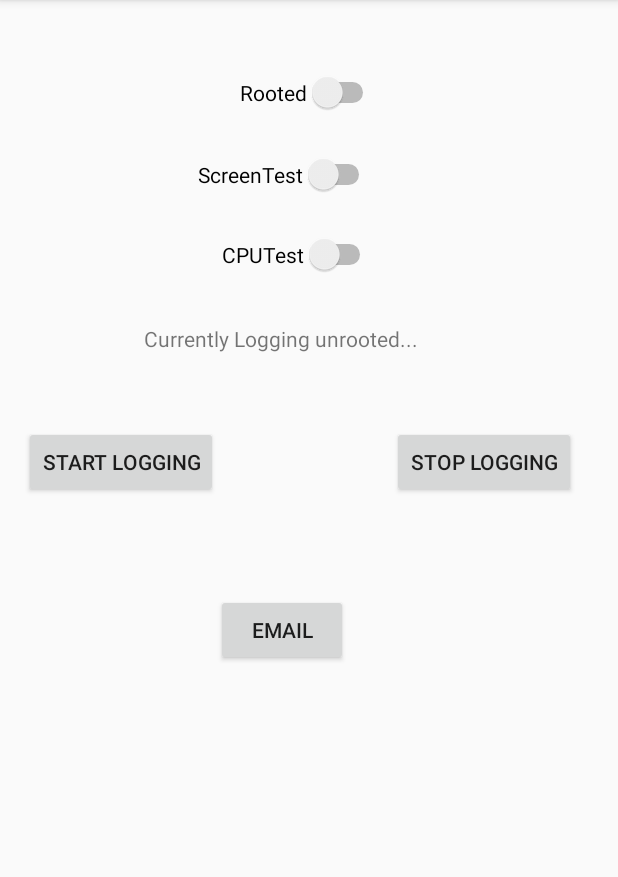
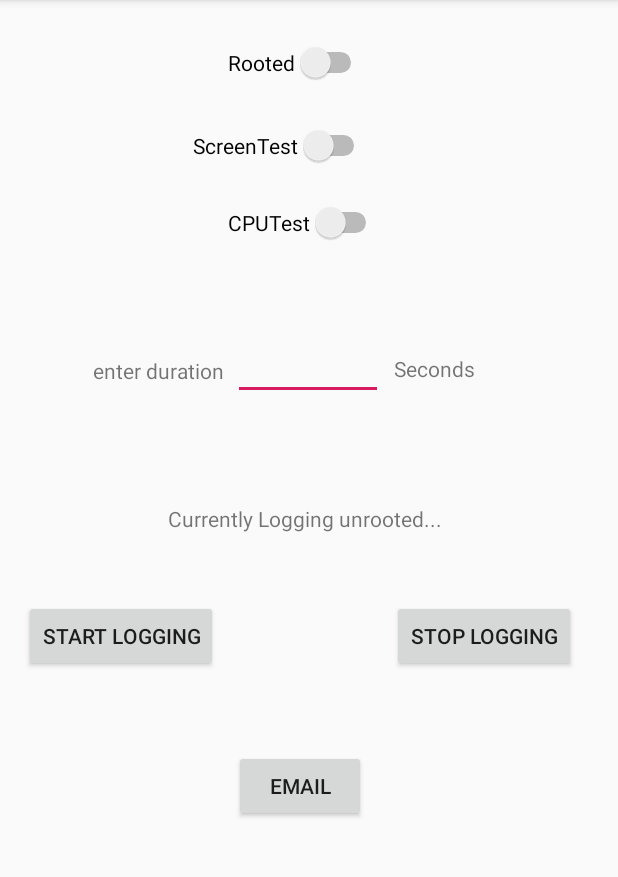
Before and after one commit to Joebreda/androidDataCollection, an Android app: the screen it shows after launch (MainActivity), after a tap on "START LOGGING", on a phone screen of 412 x 824 dp, the part 84-961 px from its top. Run offline under Robolectric (Android 15) with nearby library versions, the phone set to English and light mode, and no system bars; 1 statement that could not run was skipped.

```diff
--- a/app/src/main/java/com/example/deployment/MainActivity.java
+++ b/app/src/main/java/com/example/deployment/MainActivity.java
@@ -19,40 +19,38 @@ import android.os.Bundle;
 import android.util.Log;
 import android.view.View;
 import android.view.WindowManager;
+import android.widget.EditText;
 import android.widget.Switch;
 import android.widget.TextView;
 
 import java.io.File;
+import java.math.BigInteger;
+import java.security.SecureRandom;
 import java.util.Calendar;
 import java.util.List;
+import java.util.Random;
 import java.util.Timer;
 import java.util.TimerTask;
 
 
 public class MainActivity extends AppCompatActivity {
-    Timer timer = new Timer ();
-    int curNumThreads = 0;
-    public static boolean isRecursionEnable = true;
-    int stage = 0;
-
+    //Timer timer = new Timer ();
+    boolean stress = true;
+    Timer timer;
     // used for passing to logger service so multiple buttons can use the same code.
     boolean rooted;
     // used such that timer is only scheduled once per run of the app.
-    //TODO this means that if a user tries to collect data using scheduled job it will only work the first time
-    boolean timerBeenScheduled = false;
     TextView loggingIndicator;
+    EditText inputField;
     Switch rootedSwitch;
     Switch CPUSwitch;
     Switch screenSwitch;
-
+    //Intent stressIntent;
 
     /////////////////////////////// Methods used to turn screen off ////////////////////////////////
 
-
-    TimerTask coolOff = new TimerTask () {
-        @Override
-        public void run () {
-            Log.i("cool off", "turning off screen and stopping all CPU load if there is any.");
+    public void releaseScreenLock(){
+        Log.i("screen", "turning off");
         runOnUiThread(new Runnable() {
             @Override
             public void run() {
@@ -64,15 +62,94 @@ public class MainActivity extends AppCompatActivity {
             }
         });
     }
-    };
+
+    //////////////////////////////// Methods for stressing CPU /////////////////////////////////////
+
+    private class RSA {
+        private int bitlen;
+        /* renamed from: d */
+        private BigInteger f6d;
+        /* renamed from: e */
+        private BigInteger f7e;
+        /* renamed from: n */
+        private BigInteger f8n;
+
+        private RSA(BigInteger newn, BigInteger newe) {
+            this.bitlen = 1024;
+            this.f8n = newn;
+            this.f7e = newe;
+        }
+
+        private RSA(int bits) {
+            this.bitlen = 1024;
+            this.bitlen = bits;
+            SecureRandom r = new SecureRandom();
+            BigInteger p = new BigInteger(this.bitlen / 2, 100, r);
+            BigInteger q = new BigInteger(this.bitlen / 2, 100, r);
+            this.f8n = p.multiply(q);
+            BigInteger m = p.subtract(BigInteger.ONE).multiply(q.subtract(BigInteger.ONE));
+            this.f7e = new BigInteger("3");
+            while (m.gcd(this.f7e).intValue() > 1) {
+                this.f7e = this.f7e.add(new BigInteger("2"));
+            }
+            this.f6d = this.f7e.modInverse(m);
+        }
+
+        private synchronized BigInteger encrypt(BigInteger message) {
+            return message.modPow(this.f7e, this.f8n);
+        }
+
+        private synchronized BigInteger decrypt(BigInteger message) {
+            return message.modPow(this.f6d, this.f8n);
+        }
+
+        private synchronized void generateKeys() {
+            SecureRandom r = new SecureRandom();
+            BigInteger p = new BigInteger(this.bitlen / 2, 100, r);
+            BigInteger q = new BigInteger(this.bitlen / 2, 100, r);
+            this.f8n = p.multiply(q);
+            BigInteger m = p.subtract(BigInteger.ONE).multiply(q.subtract(BigInteger.ONE));
+            this.f7e = new BigInteger("3");
+            while (m.gcd(this.f7e).intValue() > 1) {
+                this.f7e = this.f7e.add(new BigInteger("2"));
+            }
+            this.f6d = this.f7e.modInverse(m);
+        }
+    }
+
+    class RSALoadThread extends Thread {
+        RSALoadThread() {
+
+        }
+        public void run() {
+            while(stress){
+                MainActivity.this.callRSA();
+            }
+        }
+    }
+
+    private void callRSA() {
+        RSA rsa = new RSA(2048);
+        rsa.decrypt(rsa.encrypt(BigInteger.probablePrime(2048, new Random())));
+    }
+
+    public void generateRSALoadThreads() {
+        stress = true;
+        for(int i = 0; i < Runtime.getRuntime().availableProcessors(); i++){
+            new RSALoadThread().start();
+        }
+
+    }
 
     /////////////////////// wrappers to call automated screen and CPU switches /////////////////////
 
-    public void idleExperiment(Intent intent){
+    public void idleExperiment(Intent intent, int seconds){
         // screen remains off and no load is generated
         Log.i("EXPERIMENT IN EXECUTION", "IDLE");
         intent.putExtra("generatingFullLoad", false);
+        intent.putExtra("seconds", seconds);
     }
+
 
     public void justScreenExperiment(Intent intent, int seconds){
         Log.i("EXPERIMENT IN EXECUTION", "JUST SCREEN");
@@ -89,17 +166,21 @@ public class MainActivity extends AppCompatActivity {
                                 | WindowManager.LayoutParams.FLAG_TURN_SCREEN_ON);
             }
         });
-        if(!timerBeenScheduled){
-            timer.schedule(coolOff, seconds*1000); // turn screen off after 1 hour. 3600+1000
-            timerBeenScheduled = true;
-        }
     }
 
     public void ScreenAndCPUExperiment(Intent intent, int seconds){
         Log.i("EXPERIMENT IN EXECUTION", "CPU AND SCREEN");
         // NOTE it is better that we generate the load in the service as mainActivity performs to much to consistently keep load at 100
+
+        // when generating stress in this way, we get 100% utilization
         intent.putExtra("generatingFullLoad", true);
         intent.putExtra("seconds", seconds);
+        // when generating stress in this way we get around 90% utilization
+        /*
+        if(generateLoadInSeparateService){
+            startService(stressIntent);
+        }
+        */
         runOnUiThread(new Runnable() {
             @Override
             public void run() {
@@ -111,17 +192,13 @@ public class MainActivity extends AppCompatActivity {
                                 | WindowManager.LayoutParams.FLAG_TURN_SCREEN_ON);
             }
         });
-        if(!timerBeenScheduled){
-            timer.schedule(coolOff, seconds*1000); // turn screen off after 1 hour. 3600+1000
-            timerBeenScheduled = true;
     }
-    }
-
-
 
     @Override
     protected void onCreate(Bundle savedInstanceState) {
         super.onCreate(savedInstanceState);
+        //TODO in the case where we would like to use a separate service for generating load.
+        //stressIntent = new Intent(MainActivity.this, stressCPUService.class);
 
         Intent mainIntent = new Intent(Intent.ACTION_MAIN, null);
         mainIntent.addCategory(Intent.CATEGORY_LAUNCHER);
@@ -151,6 +228,7 @@ public class MainActivity extends AppCompatActivity {
         rootedSwitch = (Switch) findViewById(R.id.rootSwitch);
         screenSwitch = (Switch) findViewById(R.id.screenSwitch);
         CPUSwitch = (Switch) findViewById(R.id.CPUSwitch);
+        inputField = (EditText) findViewById(R.id.inputField);
 
         /* Implements functionality for the data logging buttons. */
         View.OnClickListener listenerLoggerButtons = new View.OnClickListener(){
@@ -159,6 +237,11 @@ public class MainActivity extends AppCompatActivity {
                 Intent intent = new Intent(MainActivity.this, TemperatureEstimateService.class);
                 switch (view.getId()){
                     case R.id.startLogger:
+                        String input = inputField.getText().toString();
+                        int durationOfExperiment = Integer.parseInt(input);
+                        // reset timer
+                        timer = new Timer();
+
                         // switch which dictates if service should log as if on rooted device or not
                         boolean rootSwitchState = rootedSwitch.isChecked();
                         if(rootSwitchState){
@@ -172,11 +255,15 @@ public class MainActivity extends AppCompatActivity {
                             loggingIndicator = (TextView)findViewById(R.id.loggingIndicator);
                             loggingIndicator.setText("Currently Logging unrooted...");
                         }
-
                         intent.putExtra("isRootedButton", rooted);
 
                         //TODO PLEASE DO NOT FORGET TO SET THIS VALUE TO WHATEVER DURATION YOUD LIKE THE SCREEN TO BE ON FOR.
-                        int durationOfExperiment = 3600; // seconds
+                        timer.schedule(
+                                new TimerTask(){
+                                    public void run(){
+                                        releaseScreenLock();
+                                    }
+                                }, durationOfExperiment*1000);
 
                         // Switches for running idle, justScreen, or screen+stressCPU
                         boolean screenSwitchState = screenSwitch.isChecked();
@@ -188,13 +275,16 @@ public class MainActivity extends AppCompatActivity {
                         else if(screenSwitchState){
                             justScreenExperiment(intent, durationOfExperiment);
                         } else {
-                            idleExperiment(intent);
+                            idleExperiment(intent, durationOfExperiment);
                         }
                         Log.i("JOE", "Starting Logger...");
                         startService(intent);
                         break;
                     case R.id.stopLogger:
                         Log.i("JOE", "Stopping Logger...");
+                        timer.cancel();
+                        stress = false;
+                        releaseScreenLock();
                         stopService(intent);
                         loggingIndicator = (TextView)findViewById(R.id.loggingIndicator);
                         loggingIndicator.setText("Not logging...");
--- a/app/src/main/res/layout/activity_main.xml
+++ b/app/src/main/res/layout/activity_main.xml
@@ -11,7 +11,7 @@
         android:layout_width="wrap_content"
         android:layout_height="wrap_content"
         android:layout_marginLeft="16dp"
-        android:layout_marginTop="284dp"
+        android:layout_marginTop="400dp"
         android:text="@string/button_start_logging"
         app:layout_constraintLeft_toLeftOf="parent"
         app:layout_constraintTop_toTopOf="parent" />
@@ -20,7 +20,7 @@
         android:id="@+id/stopLogger"
         android:layout_width="wrap_content"
         android:layout_height="wrap_content"
-        android:layout_marginTop="284dp"
+        android:layout_marginTop="400dp"
         android:layout_marginRight="28dp"
         android:text="@string/button_stop_logging"
         app:layout_constraintRight_toRightOf="parent"
@@ -30,8 +30,8 @@
         android:id="@+id/emailDB"
         android:layout_width="wrap_content"
         android:layout_height="wrap_content"
-        android:layout_marginLeft="144dp"
-        android:layout_marginTop="64dp"
+        android:layout_marginLeft="156dp"
+        android:layout_marginTop="52dp"
         android:text="@string/button_email_data"
         app:layout_constraintLeft_toLeftOf="parent"
         app:layout_constraintTop_toBottomOf="@+id/startLogger" />
@@ -41,11 +41,11 @@
         android:layout_width="wrap_content"
         android:layout_height="wrap_content"
         android:layout_marginStart="177dp"
-        android:layout_marginTop="216dp"
+        android:layout_marginTop="336dp"
         android:layout_marginEnd="176dp"
         android:text="Not Logging..."
         app:layout_constraintEnd_toEndOf="parent"
-        app:layout_constraintHorizontal_bias="0.656"
+        app:layout_constraintHorizontal_bias="0.531"
         app:layout_constraintStart_toStartOf="parent"
         app:layout_constraintTop_toTopOf="parent" />
 
@@ -54,11 +54,11 @@
         android:layout_width="wrap_content"
         android:layout_height="wrap_content"
         android:layout_marginStart="160dp"
-        android:layout_marginTop="48dp"
+        android:layout_marginTop="28dp"
         android:layout_marginEnd="167dp"
         android:text="Rooted"
         app:layout_constraintEnd_toEndOf="parent"
-        app:layout_constraintHorizontal_bias="0.0"
+        app:layout_constraintHorizontal_bias="1.0"
         app:layout_constraintStart_toStartOf="parent"
         app:layout_constraintTop_toTopOf="parent" />
 
@@ -67,10 +67,11 @@
         android:layout_width="wrap_content"
         android:layout_height="wrap_content"
         android:layout_marginStart="135dp"
-        android:layout_marginTop="27dp"
+        android:layout_marginTop="28dp"
         android:layout_marginEnd="165dp"
         android:text="ScreenTest"
         app:layout_constraintEnd_toEndOf="parent"
+        app:layout_constraintHorizontal_bias="1.0"
         app:layout_constraintStart_toStartOf="parent"
         app:layout_constraintTop_toBottomOf="@+id/rootSwitch" />
 
@@ -79,11 +80,52 @@
         android:layout_width="wrap_content"
         android:layout_height="wrap_content"
         android:layout_marginStart="152dp"
-        android:layout_marginTop="26dp"
+        android:layout_marginTop="24dp"
         android:layout_marginEnd="165dp"
         android:text="CPUTest"
         app:layout_constraintEnd_toEndOf="parent"
+        app:layout_constraintHorizontal_bias="0.0"
         app:layout_constraintStart_toStartOf="parent"
         app:layout_constraintTop_toBottomOf="@+id/screenSwitch" />
 
+    <EditText
+        android:id="@+id/inputField"
+        android:layout_width="wrap_content"
+        android:layout_height="88dp"
+        android:layout_marginTop="68dp"
+        android:width="150px"
+        android:height="50px"
+        app:layout_constraintEnd_toEndOf="parent"
+        app:layout_constraintHorizontal_bias="0.498"
+        app:layout_constraintStart_toStartOf="parent"
+        app:layout_constraintTop_toBottomOf="@+id/screenSwitch" />
+
+    <TextView
+        android:id="@+id/enter"
+        android:layout_width="wrap_content"
+        android:layout_height="wrap_content"
+        android:layout_marginStart="71dp"
+        android:layout_marginTop="75dp"
+        android:layout_marginEnd="16dp"
+        android:layout_marginBottom="144dp"
+        android:text="enter duration"
+        app:layout_constraintBottom_toTopOf="@+id/startLogger"
+        app:layout_constraintEnd_toStartOf="@+id/inputField"
+        app:layout_constraintStart_toStartOf="parent"
+        app:layout_constraintTop_toBottomOf="@+id/CPUSwitch" />
+
+    <TextView
+        android:id="@+id/seconds"
+        android:layout_width="wrap_content"
+        android:layout_height="wrap_content"
+        android:layout_marginStart="17dp"
+        android:layout_marginTop="236dp"
+        android:layout_marginEnd="105dp"
+        android:layout_marginBottom="145dp"
+        android:text="Seconds"
+        app:layout_constraintBottom_toTopOf="@+id/stopLogger"
+        app:layout_constraintEnd_toEndOf="parent"
+        app:layout_constraintStart_toEndOf="@+id/inputField"
+        app:layout_constraintTop_toTopOf="parent" />
+
 </android.support.constraint.ConstraintLayout>
```
Also changed, not shown: app/src/main/java/com/example/deployment/TemperatureEstimateService.java (+65 -27 lines), app/src/main/java/com/example/deployment/stressCPUService.java (+30 -116 lines). Lines whose indentation alone changed are shown as unchanged.
